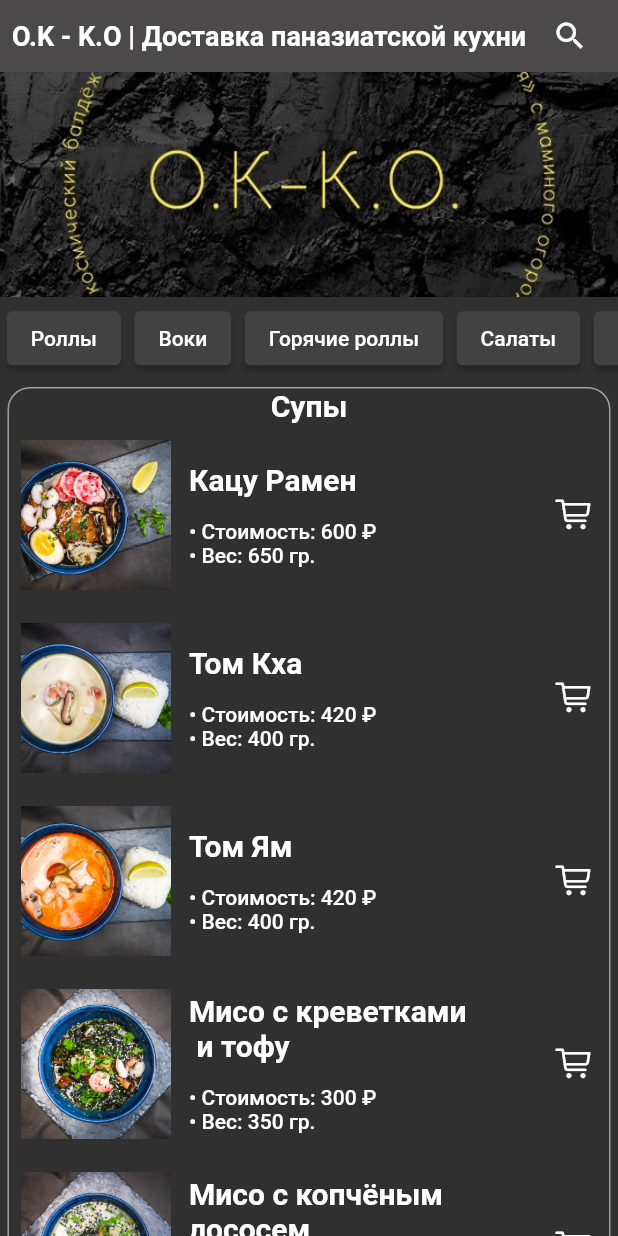
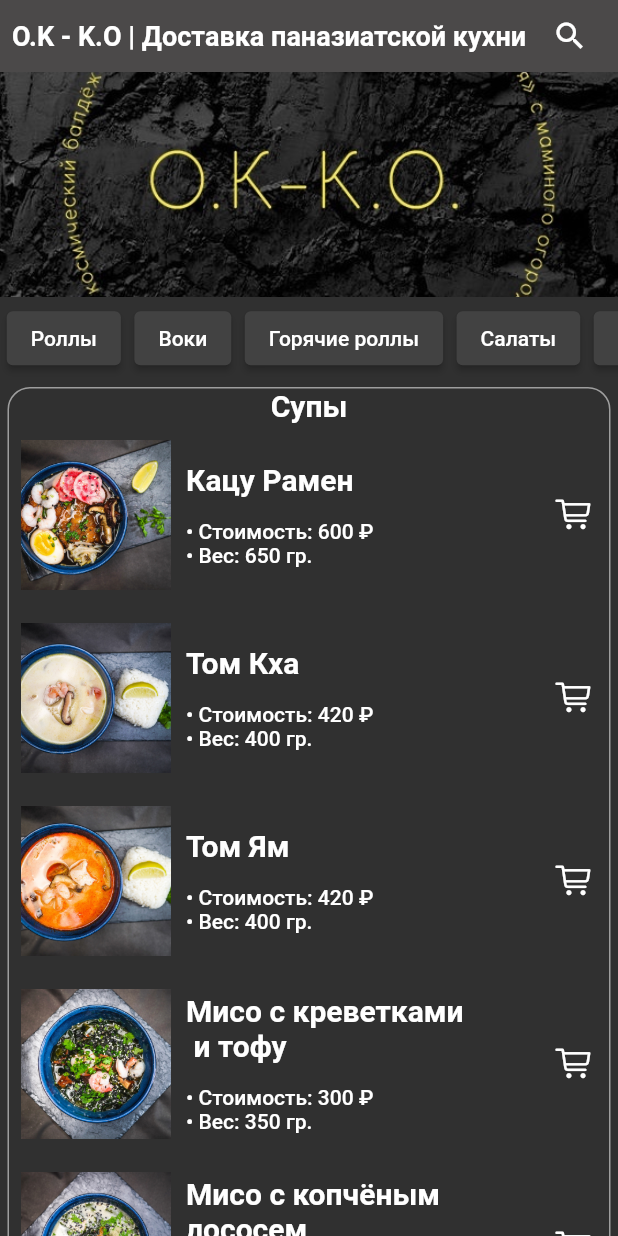
Before and after one commit to sanchesrik/flutter_project_okko, a Flutter app: the screen it shows after launch, on a phone screen of 412 x 824 dp. Run offline on Flutter 3.47's test engine with Material 2 defaults, Android fonts, the phone set to English and light mode, and no system bars.

Commit message:
last_comm

```diff
--- a/lib/menu.dart
+++ b/lib/menu.dart
@@ -46,7 +46,7 @@ class menu extends StatelessWidget {
                         height: 100,
                       ),
                       Padding(
-                        padding: const EdgeInsets.only(left: 12),
+                        padding: const EdgeInsets.only(left: 10),
                         child: Column(
                           crossAxisAlignment: CrossAxisAlignment.start,
                           children: [
```
